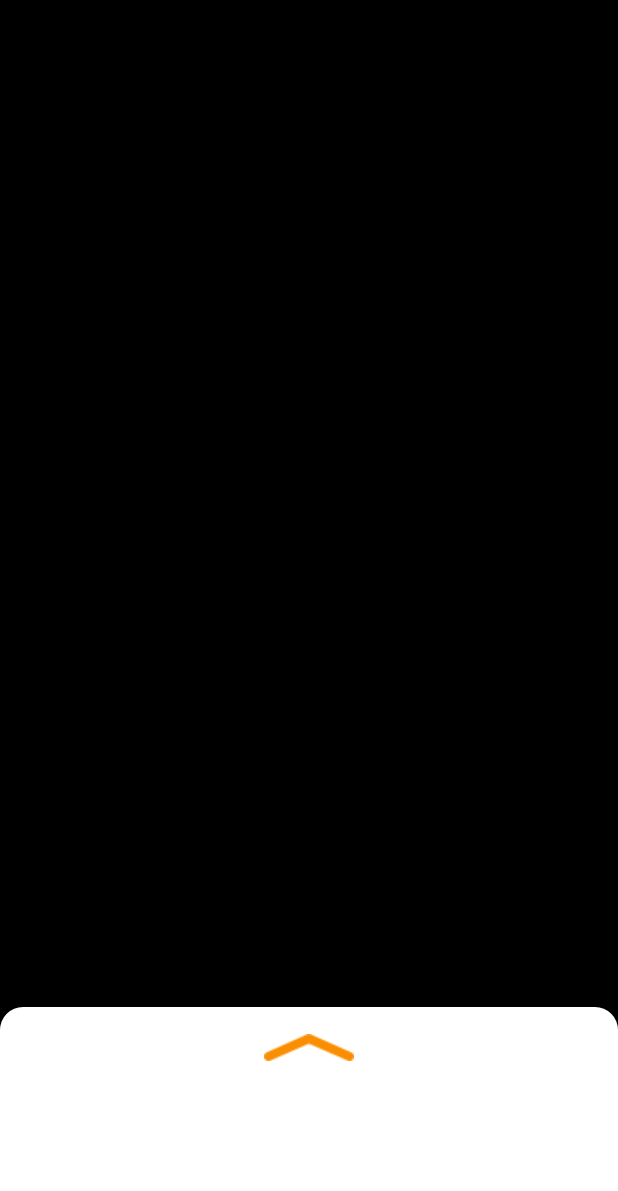
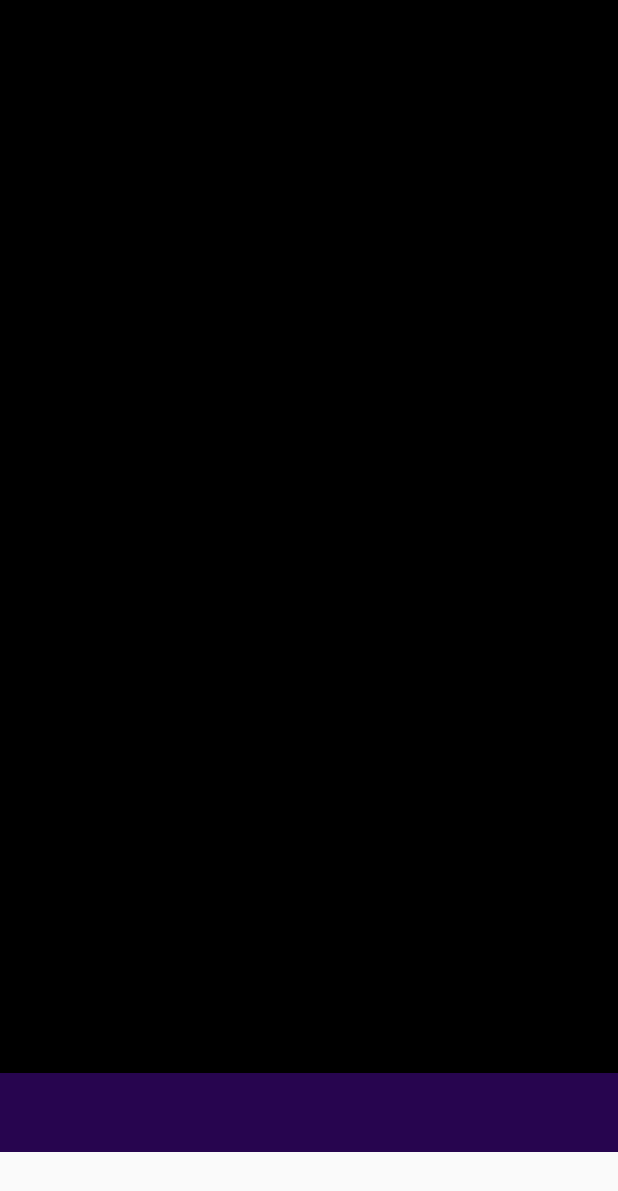
Before and after one commit to OscarFridh/MAMN01-grupp4, an Android app: the layout fragment_scan.xml on its own in the app's theme, with its tools: preview values and no code run, on a phone screen of 412 x 824 dp. Shown: the top 1191 px of the screen. Run offline under Robolectric (Android 15) with nearby library versions, the phone set to English and light mode, and no system bars.

Commit message:
Updates to scanfragment, visual and fixed the bug that the classifier dont run when fragment is resumed

```diff
--- a/app/src/main/AndroidManifest.xml
+++ b/app/src/main/AndroidManifest.xml
@@ -23,7 +23,11 @@
         android:roundIcon="@mipmap/ic_launcher_round"
         android:supportsRtl="true"
         android:theme="@style/AppTheme">
-        <activity android:name=".ui.quiz.QuizActivity"></activity>
+        <activity
+            android:name=".ui.quiz.QuizActivity"
+            android:screenOrientation="portrait"
+            android:label="Quiz it is!">
+        </activity>
         <!--
              The API key for Google Maps-based APIs is defined as a string resource.
              (See the file "res/values/google_maps_api.xml").
--- a/app/src/main/java/se/team4/mamn01_grupp4/ui/quiz/QuizActivity.java
+++ b/app/src/main/java/se/team4/mamn01_grupp4/ui/quiz/QuizActivity.java
@@ -93,7 +93,6 @@ public class QuizActivity extends AppCompatActivity {
         locationView.setText(poi.name);
         questionView.setText(poi.question);
 
-
         playButton.setOnClickListener(new Button.OnClickListener() {
             @Override
             public void onClick(View v) {
--- a/app/src/main/java/se/team4/mamn01_grupp4/ui/scan/ScanFragment.java
+++ b/app/src/main/java/se/team4/mamn01_grupp4/ui/scan/ScanFragment.java
@@ -143,4 +143,10 @@ public class ScanFragment extends CameraFragment implements OnImageAvailableList
     }
 
   }
+
+  @Override
+  public synchronized void onResume() {
+    super.onResume();
+  }
+
 }
--- a/app/src/main/res/layout/fragment_map.xml
+++ b/app/src/main/res/layout/fragment_map.xml
@@ -4,7 +4,8 @@
     xmlns:tools="http://schemas.android.com/tools"
     android:layout_width="match_parent"
     android:layout_height="match_parent"
-    tools:context=".ui.map.MapFragment">
+    tools:context=".ui.map.MapFragment"
+    android:layout_marginBottom="?android:attr/actionBarSize">
 
     <fragment xmlns:android="http://schemas.android.com/apk/res/android"
         xmlns:map="http://schemas.android.com/apk/res-auto"
--- a/app/src/main/res/layout/fragment_scan.xml
+++ b/app/src/main/res/layout/fragment_scan.xml
@@ -14,17 +14,20 @@
  limitations under the License.
 -->
 <androidx.coordinatorlayout.widget.CoordinatorLayout xmlns:android="http://schemas.android.com/apk/res/android"
+    xmlns:app="http://schemas.android.com/apk/res-auto"
     xmlns:tools="http://schemas.android.com/tools"
+    android:id="@+id/scanfragment"
     android:layout_width="match_parent"
     android:layout_height="match_parent"
-    xmlns:app="http://schemas.android.com/apk/res-auto"
-    android:background="#00000000">
+    android:background="#00000000"
+    tools:context=".ui.scan.ScanFragment">
 
     <RelativeLayout
         android:layout_width="match_parent"
         android:layout_height="match_parent"
         android:background="#00000000"
-        android:orientation="vertical">
+        android:orientation="vertical"
+        android:layout_marginBottom="?android:attr/actionBarSize">
 
 
         <FrameLayout xmlns:android="http://schemas.android.com/apk/res/android"
@@ -35,10 +38,31 @@
             android:background="@android:color/black"
             tools:context=".MainActivity"/>
 
+        <LinearLayout
+            android:id="@+id/gesture_layout"
+            android:layout_width="match_parent"
+            android:layout_height="wrap_content"
+            android:layout_alignParentBottom="true"
+            android:background="@color/colorPrimary"
+            android:orientation="horizontal"
+            android:paddingTop="10dp"
+            android:paddingBottom="10dp">
+
+            <TextView
+                android:id="@+id/detected_item"
+                android:layout_width="wrap_content"
+                android:layout_height="wrap_content"
+                android:textColor="@android:color/white"
+                android:textSize="24sp"/>
+
+            <TextView
+                android:id="@+id/detected_item_value"
+                android:layout_width="match_parent"
+                android:layout_height="wrap_content"
+                android:gravity="right"
+                android:textColor="@android:color/white"
+                android:textSize="24sp" />
+        </LinearLayout>
     </RelativeLayout>
 
-    <include
-        android:id="@+id/bottom_sheet_layout"
-        layout="@layout/tfe_ic_layout_bottom_sheet" />
-
 </androidx.coordinatorlayout.widget.CoordinatorLayout>
--- a/app/src/main/res/layout/tfe_ic_layout_bottom_sheet.xml
+++ b/app/src/main/res/layout/tfe_ic_layout_bottom_sheet.xml
@@ -17,22 +17,9 @@
         android:id="@+id/gesture_layout"
         android:layout_width="match_parent"
         android:layout_height="wrap_content"
-        android:orientation="vertical"
+        android:orientation="horizontal"
         android:paddingTop="10dp"
         android:paddingBottom="10dp">
-
-        <ImageView
-            android:id="@+id/bottom_sheet_arrow"
-            android:layout_width="wrap_content"
-            android:layout_height="wrap_content"
-            android:layout_gravity="center"
-            android:src="@drawable/icn_chevron_up" />
-
-        <LinearLayout
-            android:layout_width="match_parent"
-            android:layout_height="wrap_content"
-            android:layout_marginTop="10dp"
-            android:orientation="horizontal">
 
             <TextView
                 android:id="@+id/detected_item"
@@ -48,10 +35,5 @@
                 android:gravity="right"
                 android:textColor="@android:color/black"
                 android:textSize="24sp" />
-
-        </LinearLayout>
-        <View
-            android:layout_width="match_parent"
-            android:layout_height="@dimen/design_bottom_navigation_height"/>
     </LinearLayout>
 </LinearLayout>
```
Also changed, not shown: app/src/main/java/se/team4/mamn01_grupp4/ui/scan/CameraFragment.java (+3 -58 lines).
